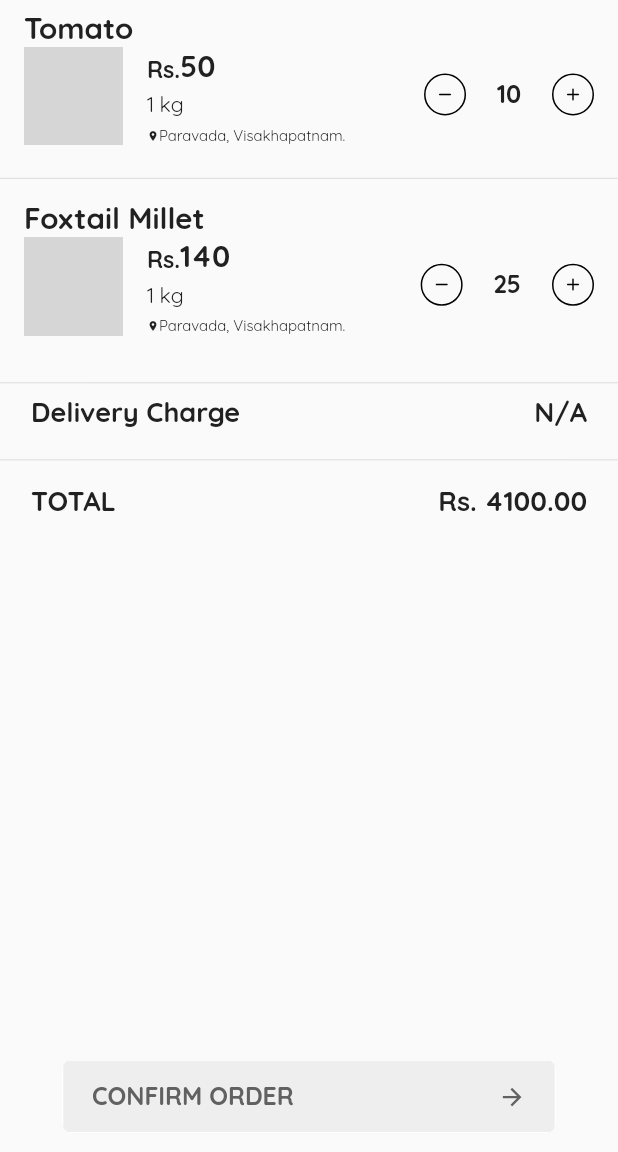
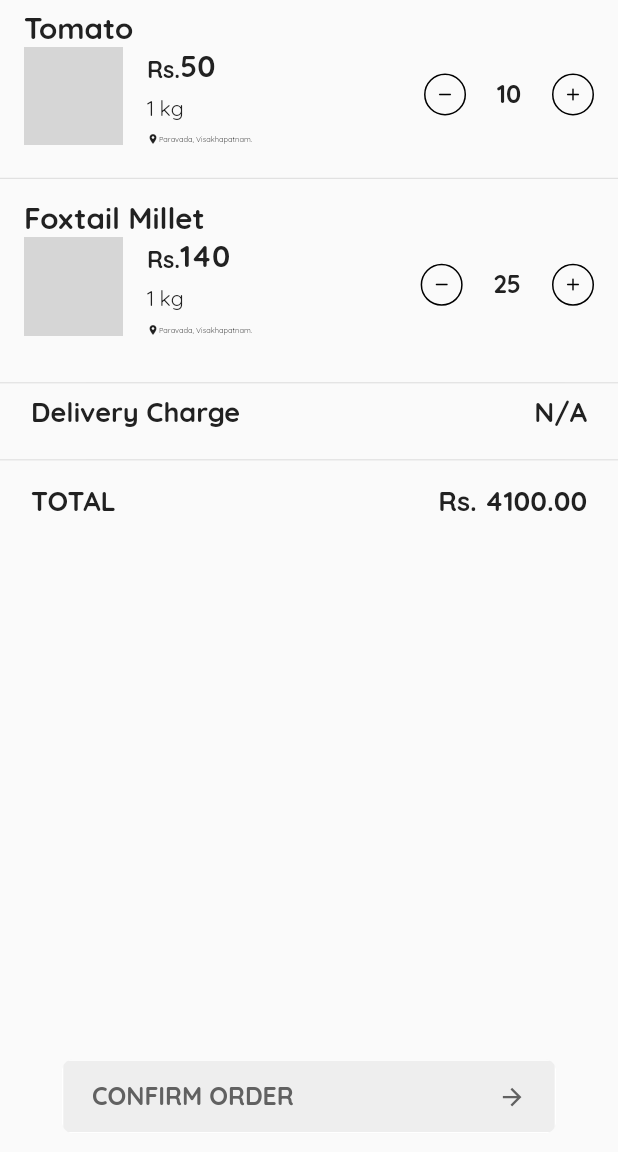
Before and after one commit to manasmalla-dev/nandikrushi, a Flutter app: the Basket screen opened directly, on a phone screen of 412 x 824 dp, the part 84-1236 px from its top. Run offline on Flutter 3.47's test engine with Material 2 defaults, Android fonts, the phone set to English and light mode, and no system bars; our stand-ins replace animated_bottom_navigation_bar, carousel_slider, firebase_auth, firebase_core, mvc_pattern, pinput and 2 more; accounts and stored records are empty; network calls fail; grey boxes are pictures that could not be loaded.

Commit message:
Fixing Overflows

```diff
--- a/lib/view/basket/delivery_address_bs.dart
+++ b/lib/view/basket/delivery_address_bs.dart
@@ -376,7 +376,7 @@ class CartItems extends StatelessWidget {
                                             ),
                                             TextWidget(
                                               text: items[index]['place'],
-                                              size: 10,
+                                              size: 5,
                                             ),
                                           ],
                                         ),
--- a/lib/view/my_account/order.dart
+++ b/lib/view/my_account/order.dart
@@ -180,6 +180,7 @@ class _OrderScreenState extends State<OrderScreen> {
                                                       as String?)
                                                   ?.toUpperCase() ??
                                               '',
+                                          size: 13,
                                           weight: FontWeight.bold,
                                           color: ((uniqueOrders[index]['status']
                                                           as String?) ??
```
